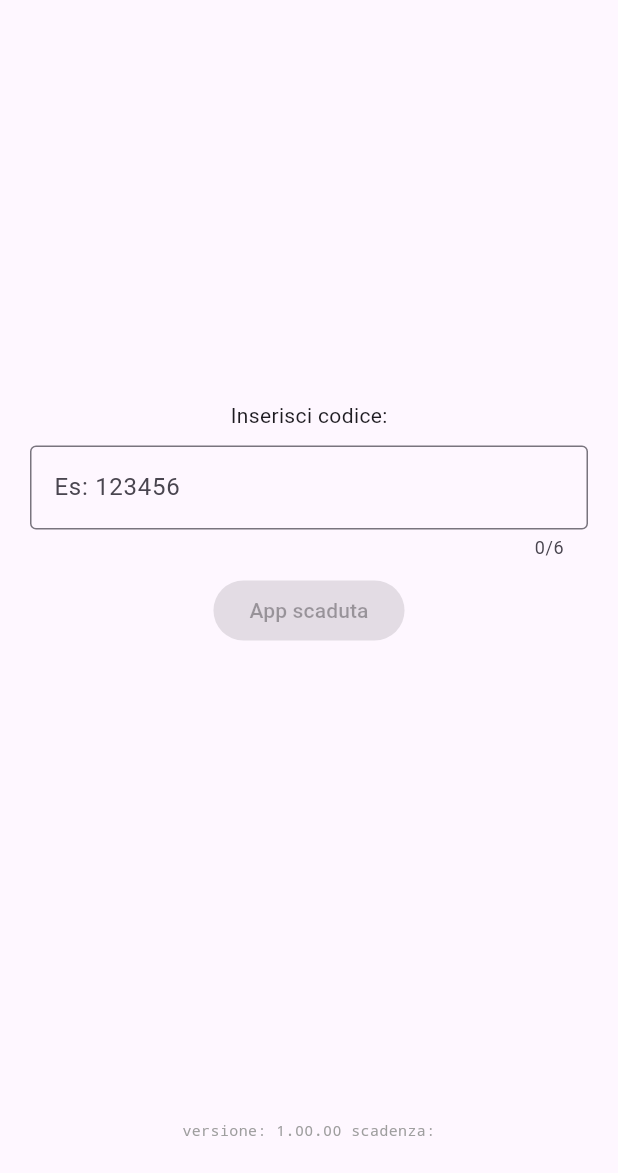
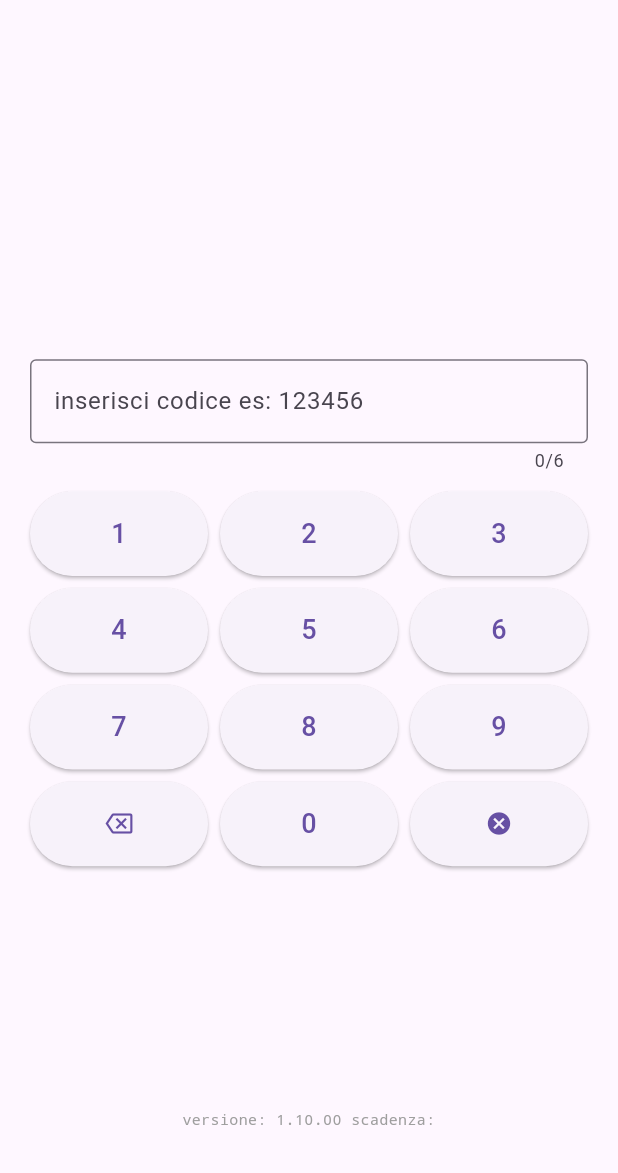
Before and after one commit to RaistXOL/Farma-Authenticator, a Flutter app: the screen it shows after launch, on a phone screen of 412 x 824 dp, the part 63-1236 px from its top. Run offline on Flutter 3.47's test engine with Material 3 defaults, Android fonts, the phone set to English and light mode, and no system bars; our stand-ins replace device_info_plus, package_info_plus, shared_preferences; missing offline and left inert: android_id, window_manager.

Commit message:
rivisto layout + aggiunti bottoni

```diff
--- a/lib/main.dart
+++ b/lib/main.dart
@@ -103,10 +103,9 @@ class _ReverseHomePageState extends State<ReverseHomePage> with WindowListener {
 
   void _getVersion() async {
     final info = await PackageInfo.fromPlatform();
-    setState((){
+    setState(() {
       _version = info.version;
     });
-
   }
 
   Future<void> _registerDevice(String deviceId) async {
@@ -114,7 +113,6 @@ class _ReverseHomePageState extends State<ReverseHomePage> with WindowListener {
       'https://www.farmaconsult.it/riservate/farma_auth.prg',
     ); // ← cambia URL
     final headers = {'Content-Type': 'application/x-www-form-urlencoded'};
-
 
     try {
       final resp = await http
@@ -227,87 +225,44 @@ class _ReverseHomePageState extends State<ReverseHomePage> with WindowListener {
           : AppBar(title: const Text('Farma authenticator')),
       body: Padding(
         padding: const EdgeInsets.all(20.0),
+        child: Center(
+          child: SingleChildScrollView(
             child: Column(
-          mainAxisAlignment: MainAxisAlignment.center,
+              mainAxisSize: MainAxisSize.min,
               children: [
-            const Text('Inserisci codice:'),
-            const SizedBox(height: 10),
+                // Codice generato in alto
+                Text(
+                  _converted,
+                  style: const TextStyle(fontSize: 34, fontWeight: FontWeight.bold),
+                  textAlign: TextAlign.center,
+                ),
+                const SizedBox(height: 16),
+                //const Text('Inserisci codice:'),
+                const SizedBox(height: 16),
                 TextField(
                   controller: _controller,
                   maxLength: 6,
-              decoration: InputDecoration(
-                border: const OutlineInputBorder(),
-                hintText: 'Es: 123456',
-                suffixIcon: _controller.text.isNotEmpty
-                    ? IconButton(
-                        icon: const Icon(Icons.backspace),
-                        onPressed: () {
-                          setState(() {
-                            if (_controller.text.isNotEmpty) {
-                              _controller.text = _controller.text.substring(
-                                0,
-                                _controller.text.length - 1,
-                              );
-                              _controller
-                                  .selection = TextSelection.fromPosition(
-                                TextPosition(offset: _controller.text.length),
-                              );
-                            }
-                            // se torniamo sotto le 6 cifre, sblocca il prossimo auto-submit
-                            if (_controller.text.length < 6) _converted = "";
-                            _autoSubmitted = false;
-                          });
-                        },
-                      )
-                    : null,
+                  readOnly: true, // input solo da pulsantiera
+                  decoration: const InputDecoration(
+                    border: OutlineInputBorder(),
+                    hintText: 'inserisci codice es: 123456',
                   ),
                   inputFormatters: [
-                // consenti solo cifre e limita a 6
                     FilteringTextInputFormatter.digitsOnly,
                     LengthLimitingTextInputFormatter(6),
                   ],
-              onChanged: (value) {
-                // tronca eventuali incolli > 6 (per sicurezza)
-                if (value.length > 6) {
-                  final truncated = value.substring(0, 6);
-                  _controller.text = truncated;
-                  _controller.selection = TextSelection.fromPosition(
-                    TextPosition(offset: truncated.length),
-                  );
-                }
-
-                setState(() {}); // aggiorna la UI (icona backspace ecc.)
-
-                // auto-submit quando sono 6 cifre, una sola volta
-                if (value.length == 6 && !_autoSubmitted) {
-                  _autoSubmitted = true;
-
-                  // opzionale: chiudi tastiera/focus (utile su mobile/desktop)
-                  FocusScope.of(context).unfocus();
-
-                  if (_lAppAttiva) {
-                    _convertiInBase32();
-                  } else {
-                    // opzionale: mostra/snack o stato "App scaduta"
-                    debugPrint('App non attiva, non eseguo conversione');
-                  }
-                }
-
-                // se l’utente modifica tornando <6, riabilita auto-submit
-                if (value.length < 6) {
-                  _autoSubmitted = false;
-                  _converted = '';
-                }
-              },
+                  onChanged: _handleTextChanged,
                 ),
-            const SizedBox(height: 10),
-            ElevatedButton(
-              onPressed: _lAppAttiva ? _convertiInBase32 : null,
-              child: _lAppAttiva ? Text('Genera codice') : Text('App scaduta'),
+                const SizedBox(height: 12),
+                _NumericKeypad(
+                  onDigit: _appendDigit,
+                  onBackspace: _deleteLast,
+                  onClear: _clearAll,
                 ),
-            const SizedBox(height: 20),
-            Text(_converted, style: const TextStyle(fontSize: 24)),
+                const SizedBox(height: 8),
               ],
+            ),
+          ),
         ),
       ),
       bottomNavigationBar: SafeArea(
@@ -328,7 +283,7 @@ class _ReverseHomePageState extends State<ReverseHomePage> with WindowListener {
               Text(
                 _generatedUUID, // ← Cambia il testo come vuoi
                 style: const TextStyle(
-                  fontSize: 10,
+                  fontSize: 14,
                   color: Colors.grey,
                   fontFamily: 'monospace',
                 ),
@@ -341,3 +296,134 @@ class _ReverseHomePageState extends State<ReverseHomePage> with WindowListener {
     );
   }
 }
+
+// ---- Helpers per la pulsantiera numerica ----
+extension on _ReverseHomePageState {
+  void _handleTextChanged(String value) {
+    if (value.length > 6) {
+      final truncated = value.substring(0, 6);
+      _controller.text = truncated;
+      _controller.selection = TextSelection.fromPosition(
+        TextPosition(offset: truncated.length),
+      );
+    }
+
+    setState(() {});
+
+    if (_controller.text.length == 6 && !_autoSubmitted) {
+      _autoSubmitted = true;
+      FocusScope.of(context).unfocus();
+      if (_lAppAttiva) {
+        _convertiInBase32();
+      } else {
+        // Avvisa l'utente che l'app non è attiva
+        ScaffoldMessenger.of(context)
+          ..clearSnackBars()
+          ..showSnackBar(
+            const SnackBar(
+              content: Text('App non attiva: impossibile generare il codice.'),
+              duration: Duration(seconds: 2),
+              behavior: SnackBarBehavior.floating,
+            ),
+          );
+      }
+    }
+
+    if (_controller.text.length < 6) {
+      _autoSubmitted = false;
+      _converted = '';
+    }
+  }
+
+  void _appendDigit(String digit) {
+    if (_controller.text.length >= 6) return;
+    final newText = _controller.text + digit;
+    _controller.text = newText;
+    _controller.selection = TextSelection.fromPosition(
+      TextPosition(offset: newText.length),
+    );
+    _handleTextChanged(newText);
+  }
+
+  void _deleteLast() {
+    if (_controller.text.isEmpty) return;
+    final newText = _controller.text.substring(0, _controller.text.length - 1);
+    _controller.text = newText;
+    _controller.selection = TextSelection.fromPosition(
+      TextPosition(offset: newText.length),
+    );
+    _handleTextChanged(newText);
+  }
+
+  void _clearAll() {
+    _controller.clear();
+    _controller.selection = const TextSelection.collapsed(offset: 0);
+    _handleTextChanged('');
+  }
+}
+
+class _NumericKeypad extends StatelessWidget {
+  final void Function(String digit) onDigit;
+  final VoidCallback onBackspace;
+  final VoidCallback onClear;
+
+  const _NumericKeypad({
+    required this.onDigit,
+    required this.onBackspace,
+    required this.onClear,
+  });
+
+  @override
+  Widget build(BuildContext context) {
+    const digits = ['1', '2', '3', '4', '5', '6', '7', '8', '9'];
+    return Column(
+      mainAxisSize: MainAxisSize.min,
+      children: [
+        GridView.count(
+          crossAxisCount: 3,
+          mainAxisSpacing: 8,
+          crossAxisSpacing: 8,
+          shrinkWrap: true,
+          physics: const NeverScrollableScrollPhysics(),
+          childAspectRatio: 2.1, // compattiamo per finestre piccole
+          children: [
+            for (final d in digits)
+              ElevatedButton(
+                onPressed: () => onDigit(d),
+                child: Text(d, style: const TextStyle(fontSize: 18)),
+              ),
+          ],
+        ),
+        const SizedBox(height: 8),
+        GridView.count(
+          crossAxisCount: 3,
+          mainAxisSpacing: 8,
+          crossAxisSpacing: 8,
+          shrinkWrap: true,
+          physics: const NeverScrollableScrollPhysics(),
+          childAspectRatio: 2.1,
+          children: [
+            Tooltip(
+              message: 'Cancella',
+              child: ElevatedButton(
+                onPressed: onBackspace,
+                child: const Icon(Icons.backspace_outlined),
+              ),
+            ),
+            ElevatedButton(
+              onPressed: () => onDigit('0'),
+              child: const Text('0', style: TextStyle(fontSize: 18)),
+            ),
+            Tooltip(
+              message: 'Azzera',
+              child: ElevatedButton(
+                onPressed: onClear,
+                child: const Icon(Icons.cancel),
+              ),
+            ),
+          ],
+        ),
+      ],
+    );
+  }
+}
--- a/pubspec.yaml
+++ b/pubspec.yaml
@@ -1,7 +1,7 @@
 name: farma_auth
 description: "An app to authenticate users."
 publish_to: 'none'
-version: 1.00.00
+version: 1.10.00
 
 environment:
   sdk: ^3.8.1
```
Also changed, not shown: 49 other files. Lines whose indentation alone changed are shown as unchanged.
